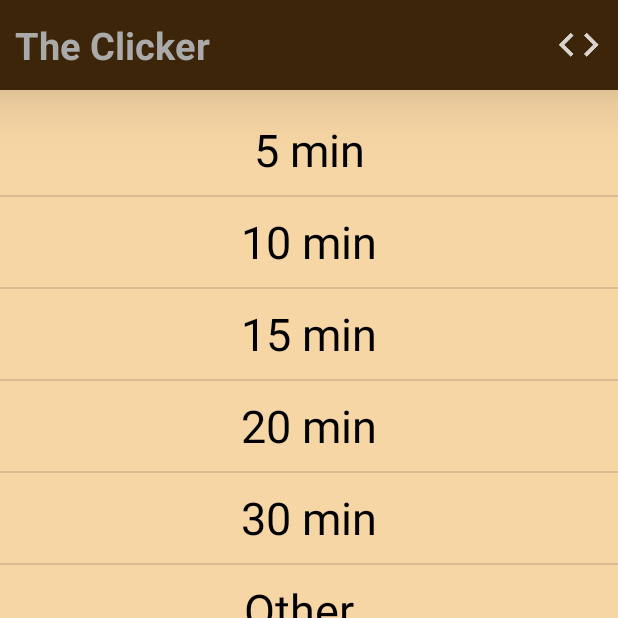
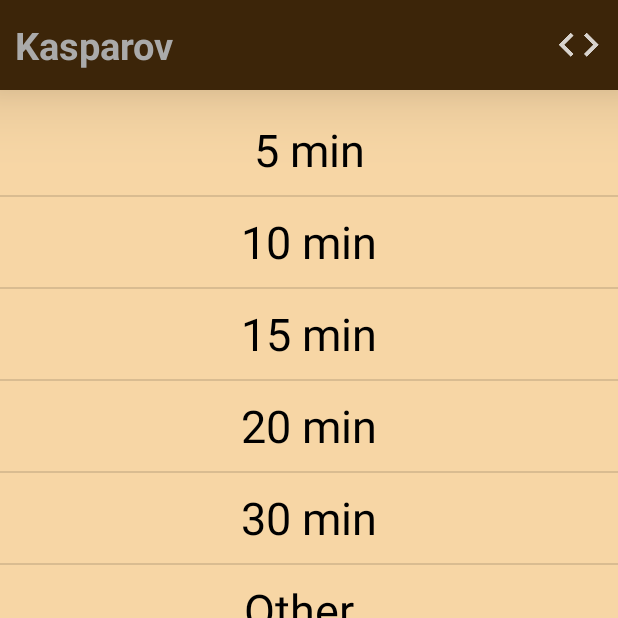
Before and after one commit to TaslimOseni/Kasparov, an Android app: the screen it shows after launch (ChooseTimeActivity), on a phone screen of 412 x 824 dp, the top half of it. Run offline under Robolectric (Android 15) with nearby library versions, the phone set to English and light mode, and no system bars.

Commit message:
Found a cooler name!!

```diff
--- a/app/src/main/res/values/strings.xml
+++ b/app/src/main/res/values/strings.xml
@@ -1,5 +1,5 @@
 <resources>
-    <string name="app_name">The Clicker</string>
+    <string name="app_name">Kasparov</string>
 
     <string name="title_activity_main_process">MainProcess</string>
     <string name="timeUp">Time up!!!</string>
```
